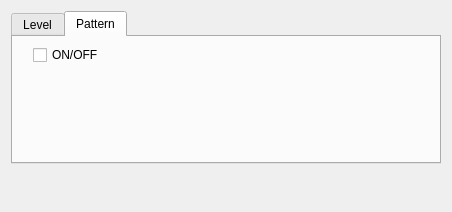
First picture: the form in source/wnd/ui/mrqtrigchan.ui, repository ww4u/megarobostudio, before the edit.
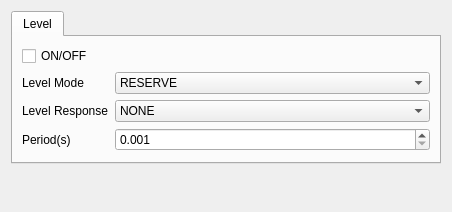
Second picture: the form after the edit. The open tabs and pages were chosen to show the change.

```diff
--- a/source/wnd/ui/mrqtrigchan.ui
+++ b/source/wnd/ui/mrqtrigchan.ui
@@ -101,7 +101,7 @@
        <item row="3" column="0">
         <widget class="QLabel" name="label_4">
          <property name="text">
-          <string>Period</string>
+          <string>Period(s)</string>
          </property>
         </widget>
        </item>
@@ -110,6 +110,9 @@
          <property name="decimals">
           <number>3</number>
          </property>
+         <property name="minimum">
+          <double>0.001000000000000</double>
+         </property>
          <property name="maximum">
           <double>10.000000000000000</double>
          </property>
@@ -117,24 +120,6 @@
        </item>
       </layout>
      </widget>
-     <widget class="QWidget" name="tabPattern">
-      <attribute name="title">
-       <string>Pattern</string>
-      </attribute>
-      <widget class="QCheckBox" name="checkBox_2">
-       <property name="geometry">
-        <rect>
-         <x>20</x>
-         <y>10</y>
-         <width>81</width>
-         <height>16</height>
-        </rect>
-       </property>
-       <property name="text">
-        <string>ON/OFF</string>
-       </property>
-      </widget>
-     </widget>
     </widget>
    </item>
    <item row="2" column="0">
```
